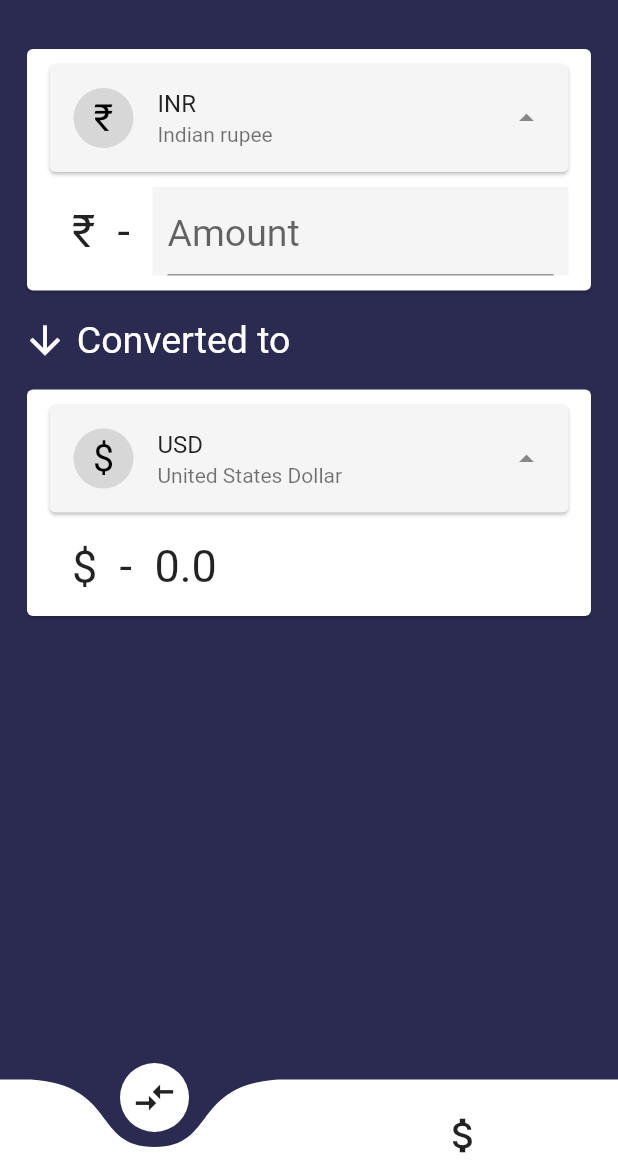
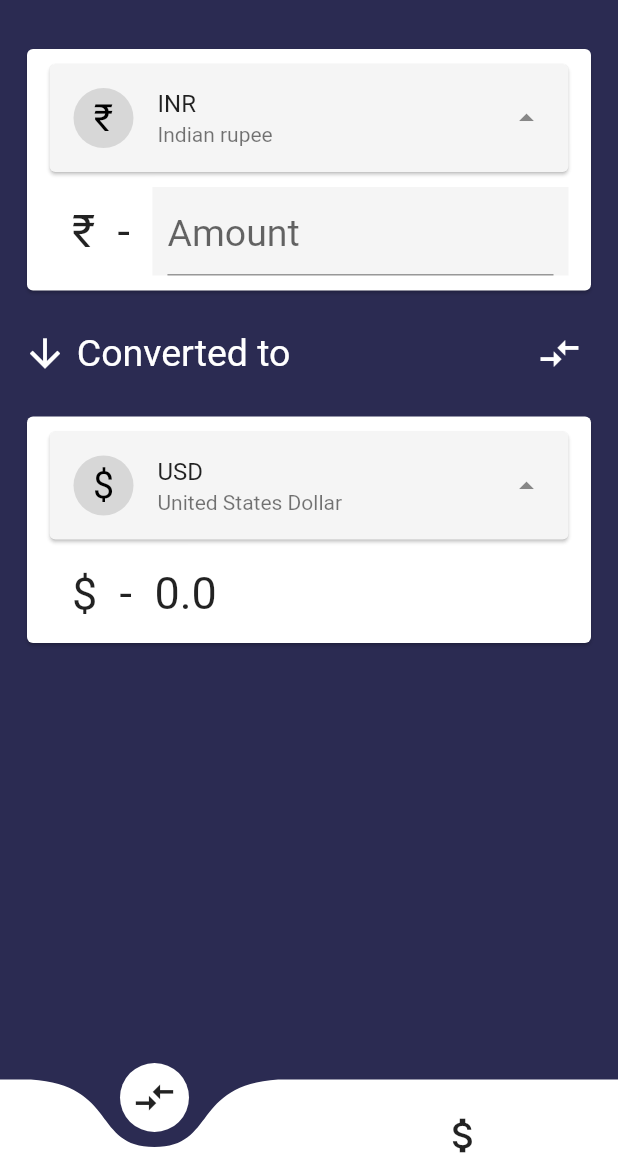
Before and after one commit to Rajdeep-Ray/Currency-Convertor-App, a Flutter app: the screen it shows after launch, on a phone screen of 412 x 824 dp, the part 74-1236 px from its top. Run offline on Flutter 3.47's test engine with Material 2 defaults, Android fonts, the phone set to English and light mode, and no system bars; drawn by our look-alikes of curved_navigation_bar; network calls fail.

Commit message:
commit to 'master'

```diff
--- a/lib/screens/convert.dart
+++ b/lib/screens/convert.dart
@@ -185,6 +185,15 @@ class _MyConvertState extends State<MyConvert> {
                             fontSize: 25,
                           ),
                         ),
+                        Spacer(),
+                        IconButton(
+                          icon: Icon(
+                            Icons.compare_arrows,
+                            color: Colors.white,
+                            size: 30,
+                          ),
+                          onPressed: () {},
+                        )
                       ],
                     ),
                   ),
```
